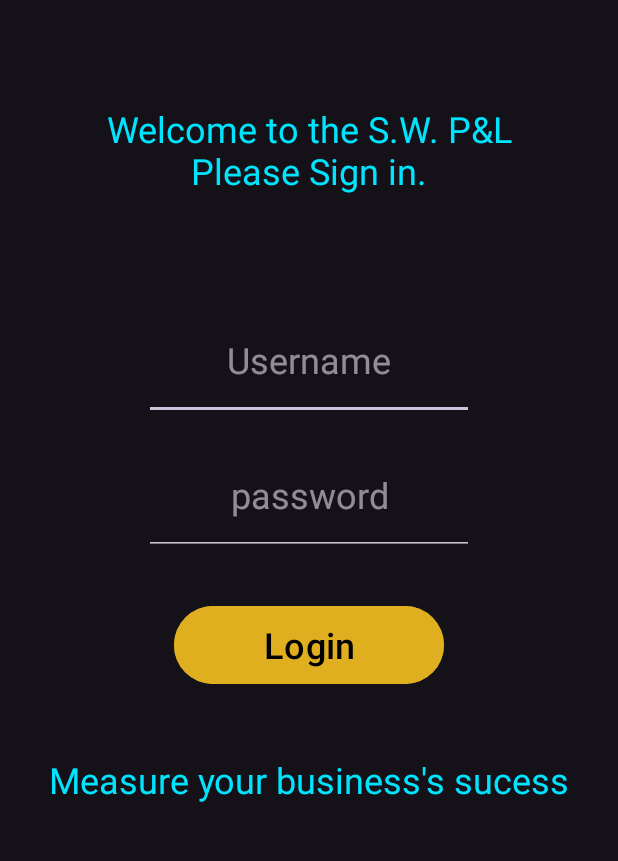
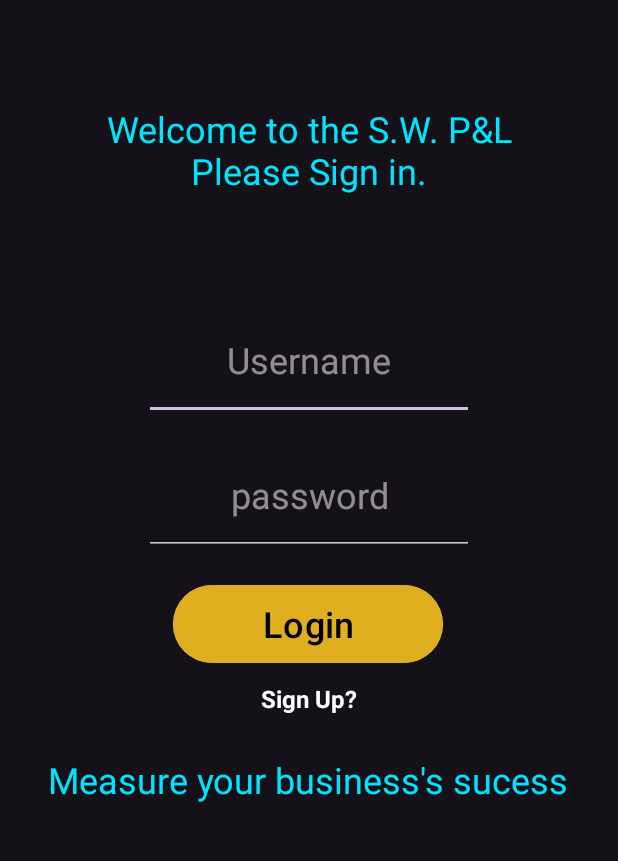
Before and after one commit to welgammal295/ProfitandLoss, an Android app: the screen it shows after launch (LoginActivity), on a phone screen of 412 x 824 dp, the part 285-1146 px from its top. Run offline under Robolectric (Android 15) with nearby library versions, the phone set to English and light mode, and no system bars.

Commit message:
Added a button to allow users to create an account

```diff
--- a/app/src/main/res/layout/activity_login.xml
+++ b/app/src/main/res/layout/activity_login.xml
@@ -65,11 +65,12 @@
         app:layout_constraintTop_toBottomOf="@id/userNameLoginEditText"
 
         />
+
     <Button
         android:id="@+id/loginButton"
         android:layout_width="180dp"
         android:layout_height="60dp"
-        android:layout_marginTop="30dp"
+        android:layout_marginTop="16dp"
         android:backgroundTint="@color/light_orange"
         android:gravity="center"
         android:onClick="login"
@@ -78,20 +79,39 @@
         android:textColor="@color/black"
         android:textSize="24sp"
         app:layout_constraintEnd_toEndOf="parent"
+        app:layout_constraintHorizontal_bias="0.497"
         app:layout_constraintStart_toStartOf="parent"
-        app:layout_constraintTop_toBottomOf="@id/passwordLoginEditText"
- />
+        app:layout_constraintTop_toBottomOf="@id/passwordLoginEditText" />
+
     <TextView
         android:id="@+id/footMessageTextView"
-        android:layout_width="match_parent"
-        android:layout_height="100dp"
-        android:layout_marginTop="10dp"
+        android:layout_width="400dp"
+        android:layout_height="67dp"
+        android:layout_marginTop="40dp"
         android:gravity="center"
         android:text="@string/lfoot_msg"
         android:textColor="@color/blue"
         android:textSize="24sp"
         app:layout_constraintEnd_toEndOf="parent"
+        app:layout_constraintHorizontal_bias="0.454"
         app:layout_constraintStart_toStartOf="parent"
         app:layout_constraintTop_toBottomOf="@id/loginButton" />
 
+    <TextView
+        android:id="@+id/newUser"
+        android:layout_width="194dp"
+        android:layout_height="24dp"
+        android:layout_marginTop="8dp"
+        android:background="@null"
+        android:gravity="center"
+        android:text="Sign Up?"
+        android:textColor="#FFFFFF"
+        android:textSize="16sp"
+        android:textStyle="bold"
+        app:layout_constraintBottom_toTopOf="@+id/footMessageTextView"
+        app:layout_constraintEnd_toEndOf="parent"
+        app:layout_constraintStart_toStartOf="parent"
+        app:layout_constraintTop_toBottomOf="@+id/loginButton"
+        app:layout_constraintVertical_bias="0.0" />
+
 </androidx.constraintlayout.widget.ConstraintLayout>
```
